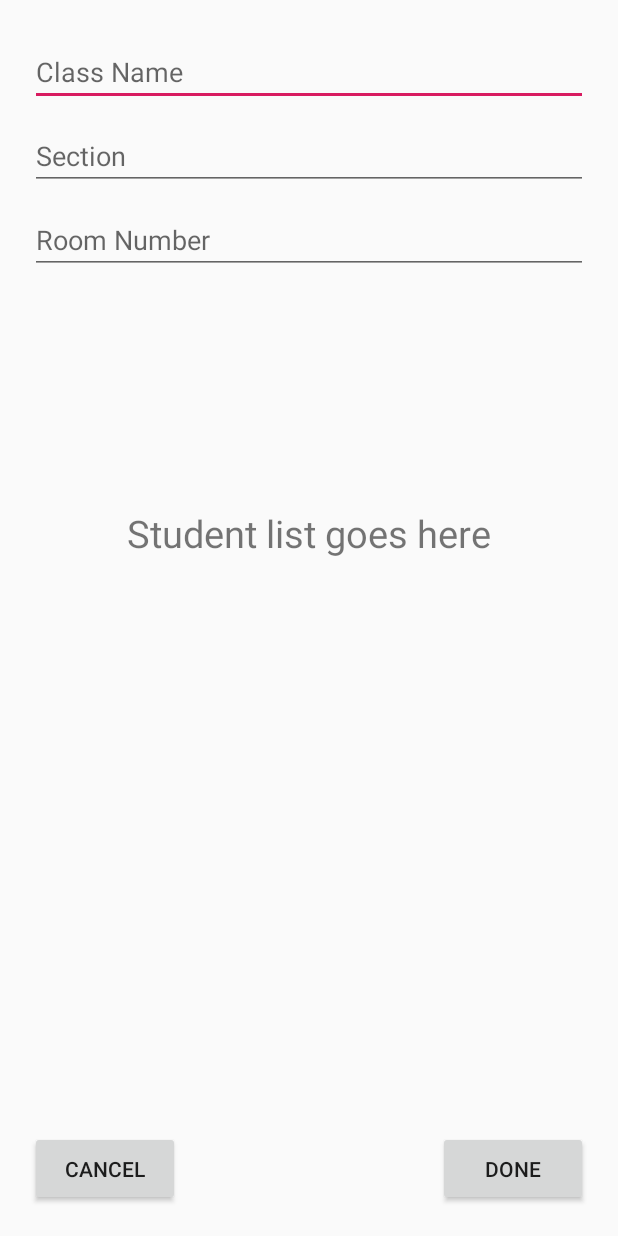
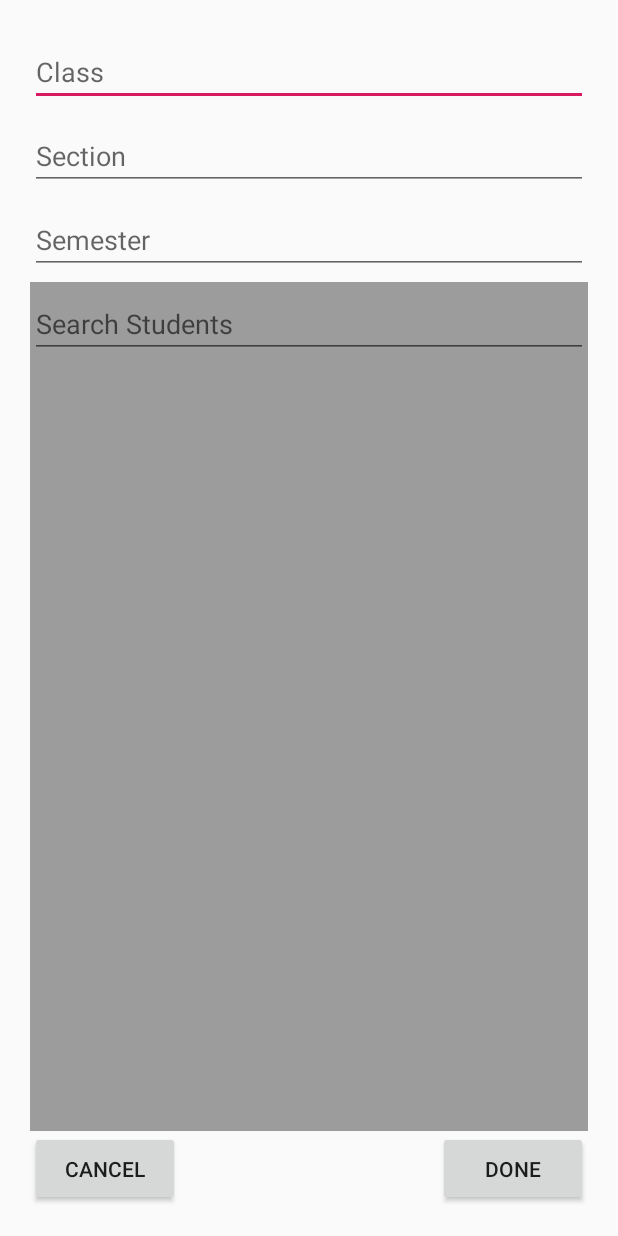
Before and after one commit to lharrison1313/NFC_Attendance_App, an Android app: the AddClassActivity screen opened directly, with no data from a screen before it, on a phone screen of 412 x 824 dp. Run offline under Robolectric (Android 15) with nearby library versions, the phone set to English and light mode, and no system bars.

Commit message:
changed layouts

```diff
--- a/app/src/main/res/layout/create_class_dialog.xml
+++ b/app/src/main/res/layout/create_class_dialog.xml
@@ -4,41 +4,55 @@
     android:padding="20dp">
 
     <com.google.android.material.textfield.TextInputEditText
-        android:id="@+id/name_field"
+        android:id="@+id/nameField"
         android:layout_width="match_parent"
         android:layout_height="wrap_content"
-        android:hint="Class Name"
+        android:hint="Class"
         android:layout_marginVertical="5dp"
         />
     <com.google.android.material.textfield.TextInputEditText
-        android:id="@+id/section_field"
+        android:id="@+id/sectionField"
         android:layout_width="match_parent"
         android:layout_height="wrap_content"
         android:hint="Section"
-        android:layout_below="@id/name_field"
+        android:layout_below="@id/nameField"
         android:layout_marginVertical="5dp"
         />
     <com.google.android.material.textfield.TextInputEditText
-        android:id="@+id/room_field"
+        android:id="@+id/semesterField"
         android:layout_width="match_parent"
         android:layout_height="wrap_content"
-        android:hint="Room Number"
-        android:layout_below="@id/section_field"
+        android:hint="Semester"
+        android:layout_below="@id/sectionField"
         android:layout_marginVertical="5dp"
 
         />
 
-    <TextView
-        android:id="@+id/text"
-        android:layout_width="wrap_content"
+    <RelativeLayout
+        android:layout_width="match_parent"
+        android:layout_height="match_parent"
+        android:id="@+id/studentRoster"
+        android:layout_below="@id/semesterField"
+        android:layout_above="@id/cancelClass"
+        android:background="@color/grey"
+        >
+
+        <com.google.android.material.textfield.TextInputEditText
+        android:id="@+id/classSearchStudent"
+        android:layout_width="match_parent"
         android:layout_height="wrap_content"
-        android:text="Student list goes here"
-        android:layout_below="@id/room_field"
-        android:layout_centerInParent="true"
-        android:layout_marginVertical="150dp"
-        android:textSize="25dp"
+        android:hint="Search Students"
+        android:layout_marginVertical="5dp"
+        />
 
-        />
+        <ListView
+            android:layout_width="match_parent"
+            android:layout_height="match_parent"
+            android:id="@+id/createClassStudentList"
+            android:layout_marginVertical="5dp"
+            android:layout_below="@id/classSearchStudent"
+            />
+    </RelativeLayout>
     <androidx.appcompat.widget.AppCompatButton
         android:id="@+id/cancelClass"
         android:layout_width="100dp"
--- a/app/src/main/res/layout/fragment_classes.xml
+++ b/app/src/main/res/layout/fragment_classes.xml
@@ -22,7 +22,6 @@
         android:layout_height="60dp"
         android:hint="Search Classes"
         android:id="@+id/classSearch"
-
         />
 
     <ListView
--- a/app/src/main/res/values/colors.xml
+++ b/app/src/main/res/values/colors.xml
@@ -5,4 +5,5 @@
     <color name="colorAccent">#D81B60</color>
     <color name="red">#db3939</color>
     <color name="white">#ffffff</color>
+    <color name="grey">#9c9c9c</color>
 </resources>
```
